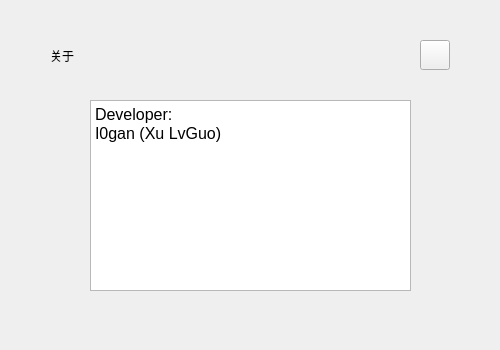
Before: the Qt Designer form client/linux/src/form/about_page.ui in i0gan/ltalk, drawn with Qt 5.
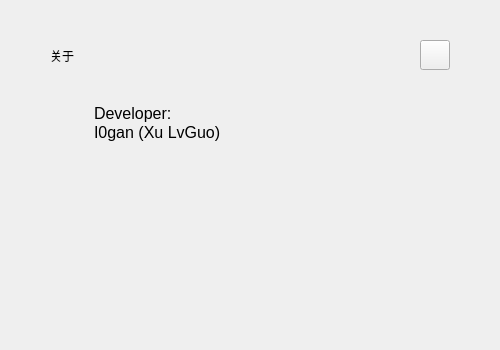
After: the same form once the commit is applied. Icons and pictures are not drawn.

The edit to the form file:
```diff
--- a/client/linux/src/form/about_page.ui
+++ b/client/linux/src/form/about_page.ui
@@ -62,9 +62,14 @@
     </rect>
    </property>
    <property name="styleSheet">
-    <string notr="true">QLabel {
-	background-color: transparent;
-}</string>
+    <string notr="true">background-color: transparent;
+</string>
+   </property>
+   <property name="frameShape">
+    <enum>QFrame::NoFrame</enum>
+   </property>
+   <property name="frameShadow">
+    <enum>QFrame::Plain</enum>
    </property>
    <property name="html">
     <string>&lt;!DOCTYPE HTML PUBLIC &quot;-//W3C//DTD HTML 4.0//EN&quot; &quot;http://www.w3.org/TR/REC-html40/strict.dtd&quot;&gt;
```
